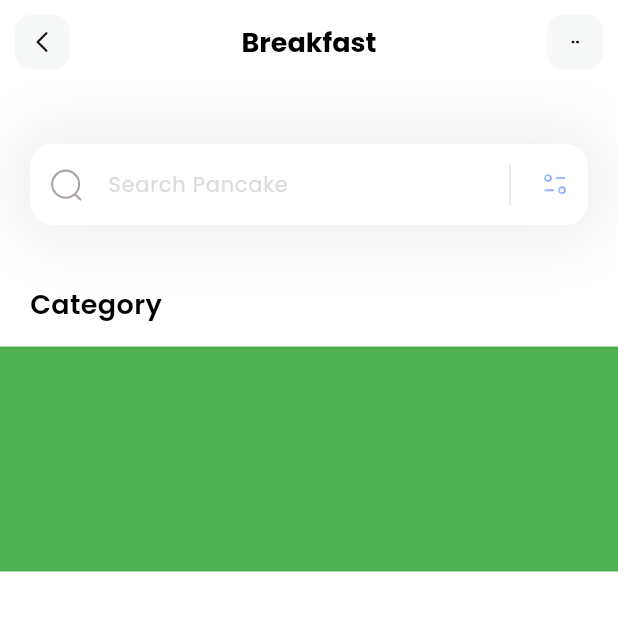
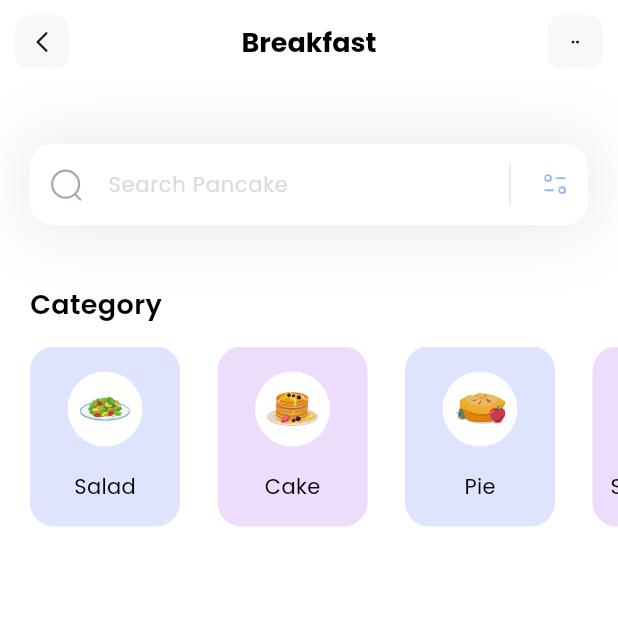
Before and after one commit to rahulio96/flutter-tutorial, a Flutter app: the screen it shows after launch, on a phone screen of 412 x 824 dp, the top half of it. Run offline on Flutter 3.47's test engine with Material 3 defaults, Android fonts, the phone set to English and light mode, and no system bars; our stand-ins replace flutter_svg.

Commit message:
Completed categories list

```diff
--- a/lib/main.dart
+++ b/lib/main.dart
@@ -14,7 +14,7 @@ class MyApp extends StatelessWidget {
     return MaterialApp(
       debugShowCheckedModeBanner: false,
       theme: ThemeData(fontFamily: 'Poppins'),
-      home: const HomePage()
+      home: HomePage()
     );
   }
 }
--- /dev/null
+++ b/lib/models/category_model.dart
@@ -0,0 +1,52 @@
+import 'package:flutter/material.dart';
+
+class CategoryModel {
+  String name;
+  String iconPath;
+  Color boxColor;
+
+  CategoryModel({
+    required this.name,
+    required this.iconPath,
+    required this.boxColor,
+  });
+
+  static List<CategoryModel> getCategories() {
+    List<CategoryModel> categories = [];
+
+    categories.add(
+      CategoryModel(
+        name: 'Salad',
+        iconPath: 'assets/icons/plate.svg',
+        boxColor: Color(0xff92A3FD),
+      )
+    );
+
+    categories.add(
+      CategoryModel(
+        name: 'Cake',
+        iconPath: 'assets/icons/pancakes.svg',
+        boxColor: Color(0xffC58BF2),
+      )
+    );
+
+    categories.add(
+      CategoryModel(
+        name: 'Pie',
+        iconPath: 'assets/icons/pie.svg',
+        boxColor: Color(0xff92A3FD),
+      )
+    );
+
+    categories.add(
+      CategoryModel(
+        name: 'Smoothies',
+        iconPath: 'assets/icons/orange-snacks.svg',
+        boxColor: Color(0xffC58BF2),
+      )
+    );
+
+    return categories;
+  }
+
+}
--- a/lib/pages/home.dart
+++ b/lib/pages/home.dart
@@ -1,13 +1,31 @@
 import 'package:flutter/material.dart';
 import 'package:flutter_svg/flutter_svg.dart';
+import 'package:flutter_tutorial/models/category_model.dart';
 
 
 // use stl to auto-generate
-class HomePage extends StatelessWidget {
-  const HomePage({super.key});
+class HomePage extends StatefulWidget {
+  HomePage({super.key});
+
+  @override
+  State<HomePage> createState() => _HomePageState();
+}
+
+class _HomePageState extends State<HomePage> {
+  List<CategoryModel> categories = [];
+
+  void getCategories() {
+    categories = CategoryModel.getCategories();
+  }
+
+  @override
+  void initState() {
+    getCategories();
+  }
 
   @override
   Widget build(BuildContext context) {
+    getCategories();
     return Scaffold(
       appBar: appBar(),
       backgroundColor: Colors.white,
@@ -16,7 +34,14 @@ class HomePage extends StatelessWidget {
         children: [
           searchField(),
           SizedBox(height: 40,),
-          Column(
+          categoriesSection(),
+        ],
+      ),
+    );
+  }
+
+  Column categoriesSection() {
+    return Column(
           crossAxisAlignment: CrossAxisAlignment.start,
           children: [
 
@@ -35,15 +60,53 @@ class HomePage extends StatelessWidget {
             SizedBox(height: 15,),
 
             Container(
-                height: 150,
-                color: Colors.green,
+              height: 120,
 
+              child: ListView.separated(
+                scrollDirection: Axis.horizontal,
+                padding: EdgeInsets.only(left: 20, right: 20),
+                separatorBuilder: (context, index) => SizedBox(width: 25,),
+                itemCount: categories.length,
+                itemBuilder: (context, index) {
+                  return Container(
+                    height: 50,
+                    width: 100,
+                    decoration: BoxDecoration(
+                      color: categories[index].boxColor.withOpacity(0.3),
+                      borderRadius: BorderRadius.circular(16)
+                    ),
+
+                    child: Column(
+                      mainAxisAlignment: MainAxisAlignment.spaceEvenly,
+                      children: [
+                        Container(
+                          width: 50,
+                          height: 50,
+                          decoration: BoxDecoration(
+                            color: Colors.white,
+                            shape: BoxShape.circle,
+                          ),
+                          child: Padding(
+                            padding: const EdgeInsets.all(8.0),
+                            child: SvgPicture.asset(categories[index].iconPath),
+                          ),
+                        ),
+                        Text(
+                          categories[index].name,
+                          style: TextStyle(
+                            fontWeight: FontWeight.w400,
+                            color: Colors.black,
+                            fontSize: 14,
+                          ),
+                        ),
+                      ],
+                    )
+                  );
+                },
 
               ),
-            ],
             ),
           ],
-      ),
           );
   }
 
```
Also changed, not shown: assets/icons/honey-pancakes.svg (added), assets/icons/orange-snacks.svg (added), assets/icons/pancakes.svg (added), assets/icons/pie.svg (added), assets/icons/plate.svg (added). Lines whose indentation alone changed are shown as unchanged.
